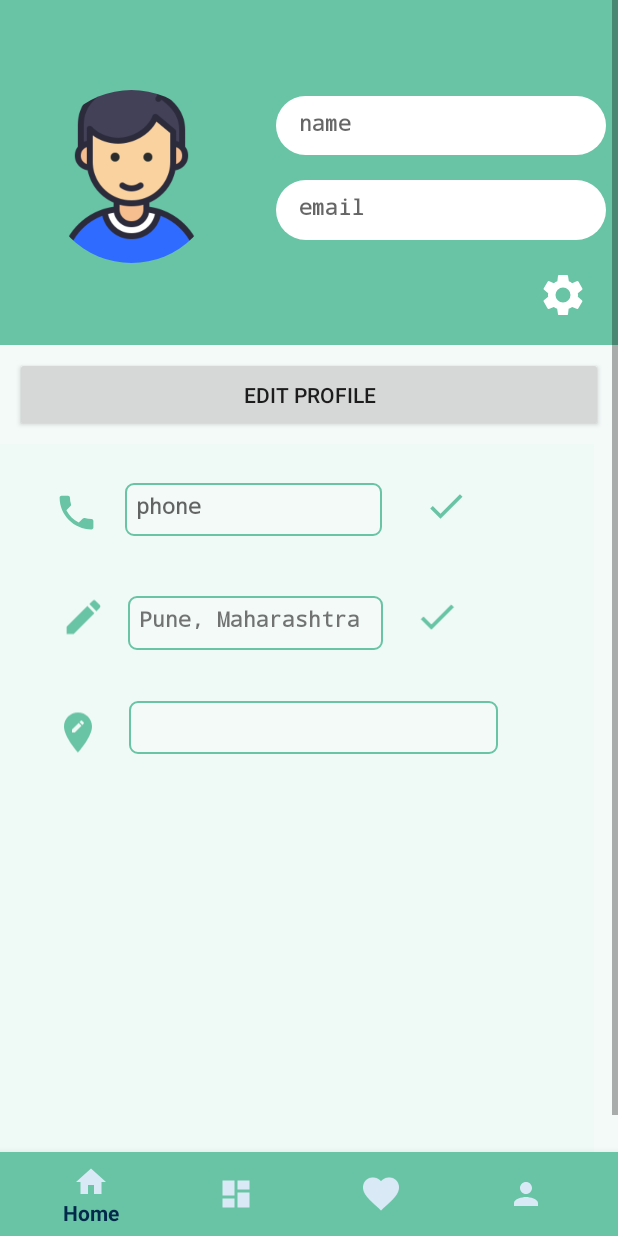
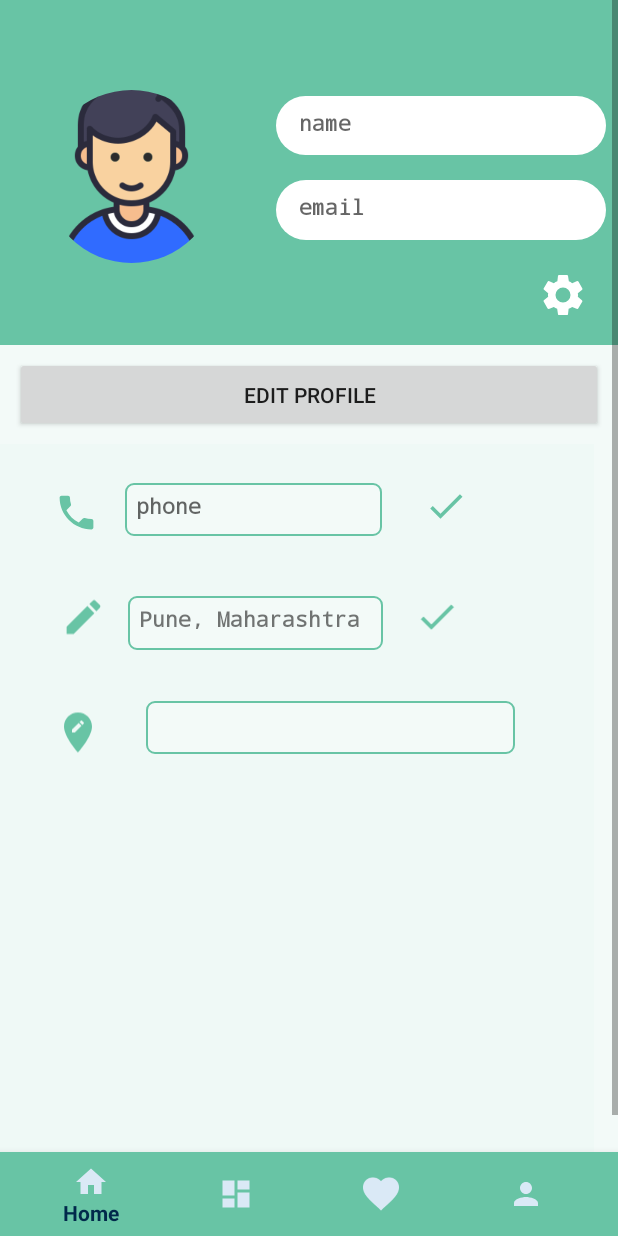
Before and after one commit to pict-sdl-grp/TripPlanner, an Android app: the fragment ProfileFragment placed in its activity, on a phone screen of 412 x 824 dp. Run offline under Robolectric (Android 15) with nearby library versions, the phone set to English and light mode, and no system bars; our stand-ins replace Firebase (no records; nobody signed in at launch, a user with empty details on screens opened directly), Shimmer; libraries missing offline, so code that uses them is left out: com.mikhaellopez.circularimageview, io.supercharge.shimmerlayout; plain views replace CircularImageView; Roboto replaces fonts that are not available here; 48 statements that could not run were skipped.

Commit message:
Some changes

```diff
--- a/app/src/main/java/com/project/sdl/tripplanner/ProfilePackage/EditProfile_Activity.java
+++ b/app/src/main/java/com/project/sdl/tripplanner/ProfilePackage/EditProfile_Activity.java
@@ -58,7 +58,7 @@ public class EditProfile_Activity extends AppCompatActivity {
     FirebaseAuth mAuth;
     DatabaseReference mRef;
 
-    final static String PREF_DATA = "USER_DATA";
+//    final static String PREF_DATA = "USER_DATA";
     SharedPreferences.Editor editor ;
     SharedPreferences pref;
 
@@ -81,8 +81,8 @@ public class EditProfile_Activity extends AppCompatActivity {
         aboutYou = findViewById(R.id.aboutEdit);
         phoneNo = findViewById(R.id.phoneEdit);
 
-        editor = getSharedPreferences(PREF_DATA, Context.MODE_PRIVATE).edit();
-        pref = getSharedPreferences(PREF_DATA,Context.MODE_PRIVATE);
+        editor = getSharedPreferences(mUser.getUid(), Context.MODE_PRIVATE).edit();
+        pref = getSharedPreferences(mUser.getUid(),Context.MODE_PRIVATE);
 
         //Initially Displays the user data into fields
         displayData();
--- a/app/src/main/java/com/project/sdl/tripplanner/ProfilePackage/ProfileFragment.java
+++ b/app/src/main/java/com/project/sdl/tripplanner/ProfilePackage/ProfileFragment.java
@@ -47,7 +47,7 @@ public class ProfileFragment extends Fragment {
     FirebaseAuth mAuth;
     DatabaseReference mRef;
 
-    SharedPreferences pref ;
+    SharedPreferences pref;
 
     @Nullable
     @Override
@@ -93,7 +93,8 @@ public class ProfileFragment extends Fragment {
         tick1 = root.findViewById(R.id.tick1Done);
         tick2 = root.findViewById(R.id.tick2Done);
 
-        pref = this.getActivity().getSharedPreferences(EditProfile_Activity.PREF_DATA, Context.MODE_PRIVATE);
+
+        pref = this.getActivity().getSharedPreferences(mUser.getUid(), Context.MODE_PRIVATE);
 
         displayUserData();
 
@@ -105,8 +106,9 @@ public class ProfileFragment extends Fragment {
     public void displayUserData(){
         mRef = FirebaseDatabase.getInstance().getReference("/users/" + mUser.getUid());
 
-        nameDisplay.setText(pref.getString(EditProfile_Activity.NAME,mUser.getDisplayName()));
-        emailDisplay.setText(mUser.getEmail());
+        String name = pref.getString(EditProfile_Activity.NAME,mUser.getDisplayName()) ;
+        nameDisplay.setText(name.length()<22?name:name.substring(0,20)+"...");
+        emailDisplay.setText(mUser.getEmail().length()>22 ? mUser.getEmail().substring(0,20)+"...":mUser.getEmail());
         currentPlace.setText("Pune, Maharashtra");
         phoneNo.setText(pref.getString(EditProfile_Activity.PHONE,null));
 
--- a/app/src/main/res/layout/fragment_profile.xml
+++ b/app/src/main/res/layout/fragment_profile.xml
@@ -248,7 +248,7 @@
                     android:layout_width="179dp"
                     android:layout_height="104dp"
                     android:layout_marginTop="8dp"
-                    android:layout_marginEnd="128dp"
+                    android:layout_marginEnd="84dp"
                     android:layout_marginBottom="8dp"
                     android:background="@drawable/bordertext"
                     android:ems="10"
@@ -278,7 +278,7 @@
                     android:visibility="invisible"
                     app:layout_constraintBottom_toBottomOf="parent"
                     app:layout_constraintEnd_toEndOf="parent"
-                    app:layout_constraintHorizontal_bias="0.24"
+                    app:layout_constraintHorizontal_bias="0.375"
                     app:layout_constraintStart_toEndOf="@+id/imageView4"
                     app:layout_constraintTop_toBottomOf="@+id/currenPlaceInProfile"
                     app:layout_constraintVertical_bias="0.104" />
```
